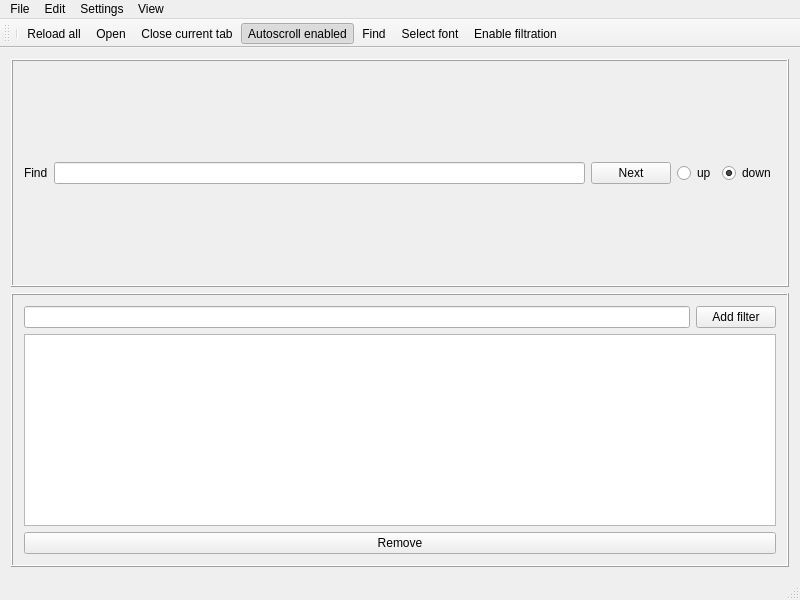
lysevi/logan, file src/mainwindow.ui: the form before one commit.
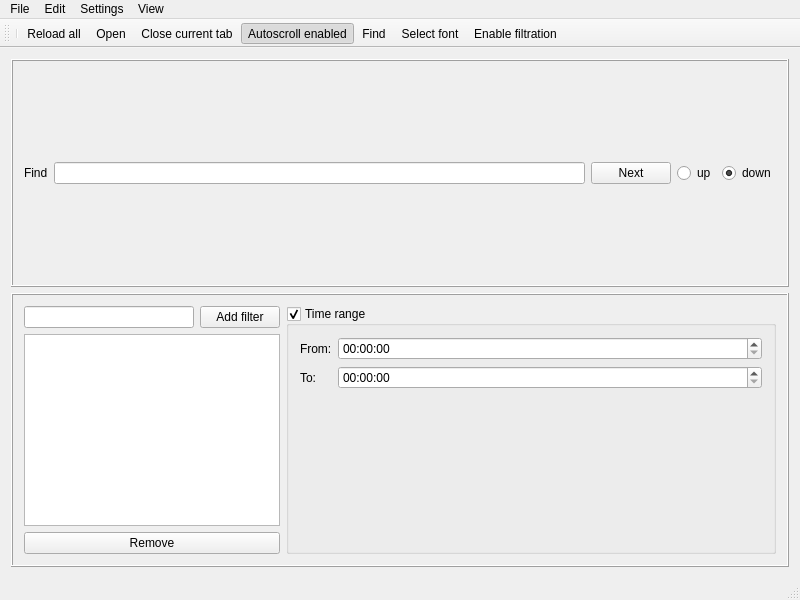
The form after the commit. Icons and pictures are not drawn.

Commit message: date range ui.

```diff
--- a/src/mainwindow.ui
+++ b/src/mainwindow.ui
@@ -23,11 +23,11 @@
    <property name="autoFillBackground">
     <bool>true</bool>
    </property>
-   <layout class="QGridLayout" name="gridLayout_2">
-    <item row="0" column="0">
+   <layout class="QVBoxLayout" name="verticalLayout_2">
+    <item>
      <layout class="QGridLayout" name="gridLayout"/>
     </item>
-    <item row="1" column="0">
+    <item>
      <widget class="QFrame" name="searchFrame">
       <property name="sizePolicy">
        <sizepolicy hsizetype="Expanding" vsizetype="Minimum">
@@ -86,7 +86,7 @@
       </layout>
      </widget>
     </item>
-    <item row="2" column="0">
+    <item>
      <widget class="QFrame" name="fltrFrame">
       <property name="frameShape">
        <enum>QFrame::Box</enum>
@@ -94,6 +94,8 @@
       <property name="frameShadow">
        <enum>QFrame::Raised</enum>
       </property>
+      <layout class="QFormLayout" name="formLayout_2">
+       <item row="0" column="0">
       <layout class="QVBoxLayout" name="verticalLayout">
        <item>
         <layout class="QHBoxLayout" name="horizontalLayout_2">
@@ -127,6 +129,53 @@
         </widget>
        </item>
       </layout>
+       </item>
+       <item row="0" column="1">
+        <widget class="QGroupBox" name="groupBox">
+         <property name="sizePolicy">
+          <sizepolicy hsizetype="Minimum" vsizetype="Preferred">
+           <horstretch>0</horstretch>
+           <verstretch>0</verstretch>
+          </sizepolicy>
+         </property>
+         <property name="title">
+          <string>Time range</string>
+         </property>
+         <property name="flat">
+          <bool>true</bool>
+         </property>
+         <property name="checkable">
+          <bool>true</bool>
+         </property>
+         <layout class="QFormLayout" name="formLayout">
+          <item row="0" column="0">
+           <widget class="QLabel" name="label_2">
+            <property name="text">
+             <string>From:</string>
+            </property>
+           </widget>
+          </item>
+          <item row="0" column="1">
+           <widget class="QTimeEdit" name="rangeFrom"/>
+          </item>
+          <item row="1" column="0">
+           <widget class="QLabel" name="label_3">
+            <property name="text">
+             <string>To:</string>
+            </property>
+           </widget>
+          </item>
+          <item row="1" column="1">
+           <widget class="QTimeEdit" name="rangeTo"/>
+          </item>
+         </layout>
+        </widget>
+       </item>
+      </layout>
+      <zorder>rmFltrButton</zorder>
+      <zorder>groupBox</zorder>
+      <zorder>filtrListView</zorder>
+      <zorder>fltrEdit</zorder>
      </widget>
     </item>
    </layout>
```
Lines whose indentation alone changed are shown as unchanged.
